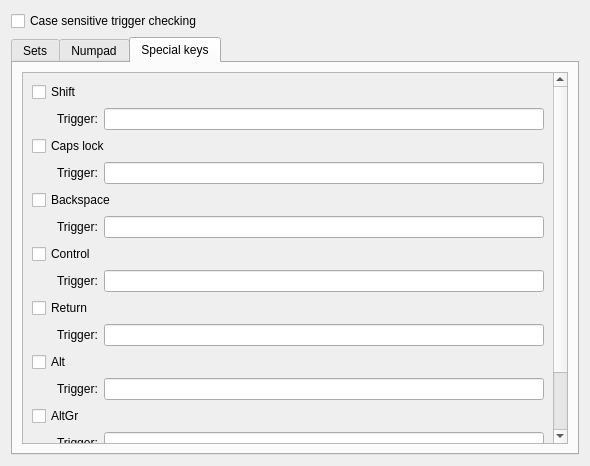
Above: plugins/Commands/Keyboard/keyboardconfigurationdlg.ui from KDE/simon before the change. Below: the same form after it.
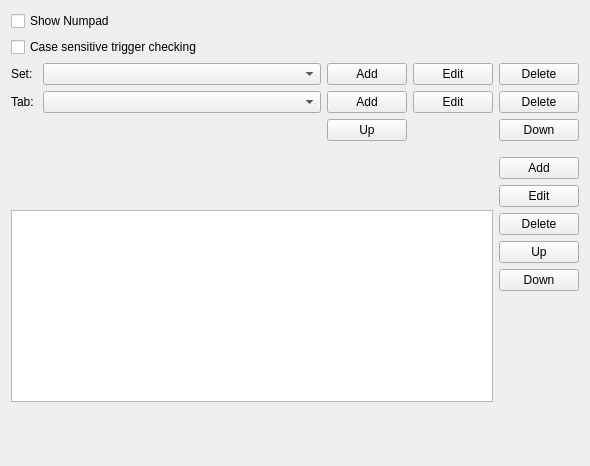
That is the form after the change. The open tabs and pages were chosen to show the change. Custom widgets are drawn as their Qt base class.

Commit message: Porting keyboard to voice command interface

Diff of the .ui file:
```diff
--- a/plugins/Commands/Keyboard/keyboardconfigurationdlg.ui
+++ b/plugins/Commands/Keyboard/keyboardconfigurationdlg.ui
@@ -19,7 +19,20 @@
   <property name="windowTitle">
    <string>Form</string>
   </property>
-  <layout class="QVBoxLayout" name="verticalLayout_5">
+  <layout class="QVBoxLayout" name="verticalLayout_2">
+   <item>
+    <widget class="QCheckBox" name="cbShowNumpad">
+     <property name="sizePolicy">
+      <sizepolicy hsizetype="Expanding" vsizetype="Fixed">
+       <horstretch>0</horstretch>
+       <verstretch>0</verstretch>
+      </sizepolicy>
+     </property>
+     <property name="text">
+      <string>Show Numpad</string>
+     </property>
+    </widget>
+   </item>
    <item>
     <widget class="QCheckBox" name="cbCaseSensitivity">
      <property name="text">
@@ -28,16 +41,6 @@
     </widget>
    </item>
    <item>
-    <widget class="KTabWidget" name="ktabwidget">
-     <property name="currentIndex">
-      <number>0</number>
-     </property>
-     <widget class="QWidget" name="Seite">
-      <attribute name="title">
-       <string>Sets</string>
-      </attribute>
-      <layout class="QVBoxLayout" name="verticalLayout_3">
-       <item>
         <layout class="QGridLayout" name="gridLayout_2">
          <property name="topMargin">
           <number>0</number>
@@ -210,611 +213,12 @@
        </item>
       </layout>
      </widget>
-     <widget class="QWidget" name="Numpad">
-      <attribute name="title">
-       <string>Numpad</string>
-      </attribute>
-      <layout class="QVBoxLayout" name="verticalLayout_4">
-       <item>
-        <widget class="QCheckBox" name="cbShowNumpad">
-         <property name="sizePolicy">
-          <sizepolicy hsizetype="Expanding" vsizetype="Fixed">
-           <horstretch>0</horstretch>
-           <verstretch>0</verstretch>
-          </sizepolicy>
-         </property>
-         <property name="text">
-          <string>Show Numpad</string>
-         </property>
-        </widget>
-       </item>
-       <item>
-        <layout class="QFormLayout" name="formLayout_7">
-         <item row="0" column="0">
-          <widget class="QLabel" name="label_9">
-           <property name="enabled">
-            <bool>true</bool>
-           </property>
-           <property name="text">
-            <string>Number backspace trigger:</string>
-           </property>
-          </widget>
-         </item>
-         <item row="0" column="1">
-          <widget class="KLineEdit" name="leNumberBackspaceTrigger">
-           <property name="enabled">
-            <bool>true</bool>
-           </property>
-          </widget>
-         </item>
-        </layout>
-       </item>
-       <item>
-        <widget class="QCheckBox" name="cbEnableNumberBasedSelection">
-         <property name="text">
-          <string>Enable number based key selection</string>
-         </property>
-        </widget>
-       </item>
-       <item>
-        <layout class="QHBoxLayout" name="horizontalLayout_2">
-         <item>
-          <spacer name="horizontalSpacer">
-           <property name="orientation">
-            <enum>Qt::Horizontal</enum>
-           </property>
-           <property name="sizeType">
-            <enum>QSizePolicy::Fixed</enum>
-           </property>
-           <property name="sizeHint" stdset="0">
-            <size>
-             <width>25</width>
-             <height>20</height>
-            </size>
-           </property>
-          </spacer>
-         </item>
-         <item>
-          <layout class="QFormLayout" name="formLayout">
-           <item row="0" column="0">
-            <widget class="QLabel" name="label">
-             <property name="enabled">
-              <bool>true</bool>
-             </property>
-             <property name="text">
-              <string>Trigger:</string>
-             </property>
-            </widget>
-           </item>
-           <item row="0" column="1">
-            <widget class="KLineEdit" name="leNumberBasedSelectionTrigger">
-             <property name="enabled">
-              <bool>true</bool>
-             </property>
-            </widget>
-           </item>
-          </layout>
-         </item>
-        </layout>
-       </item>
-       <item>
-        <widget class="QCheckBox" name="cbEnableNumberWriteOut">
-         <property name="text">
-          <string>Enable number write out</string>
-         </property>
-        </widget>
-       </item>
-       <item>
-        <layout class="QHBoxLayout" name="horizontalLayout_7">
-         <item>
-          <spacer name="horizontalSpacer_6">
-           <property name="orientation">
-            <enum>Qt::Horizontal</enum>
-           </property>
-           <property name="sizeType">
-            <enum>QSizePolicy::Fixed</enum>
-           </property>
-           <property name="sizeHint" stdset="0">
-            <size>
-             <width>25</width>
-             <height>20</height>
-            </size>
-           </property>
-          </spacer>
-         </item>
-         <item>
-          <layout class="QFormLayout" name="formLayout_6">
-           <item row="0" column="0">
-            <widget class="QLabel" name="label_8">
-             <property name="enabled">
-              <bool>true</bool>
-             </property>
-             <property name="text">
-              <string>Trigger:</string>
-             </property>
-            </widget>
-           </item>
-           <item row="0" column="1">
-            <widget class="KLineEdit" name="leNumberWriteOutTrigger">
-             <property name="enabled">
-              <bool>true</bool>
-             </property>
-            </widget>
-           </item>
-          </layout>
-         </item>
-        </layout>
-       </item>
-       <item>
-        <spacer name="verticalSpacer">
-         <property name="orientation">
-          <enum>Qt::Vertical</enum>
-         </property>
-         <property name="sizeHint" stdset="0">
-          <size>
-           <width>20</width>
-           <height>208</height>
-          </size>
-         </property>
-        </spacer>
-       </item>
-      </layout>
-     </widget>
-     <widget class="QWidget" name="Seite_2">
-      <attribute name="title">
-       <string>Special keys</string>
-      </attribute>
-      <layout class="QVBoxLayout" name="verticalLayout_2">
-       <item>
-        <widget class="QScrollArea" name="scrollArea">
-         <property name="widgetResizable">
-          <bool>true</bool>
-         </property>
-         <widget class="QWidget" name="scrollAreaWidgetContents">
-          <property name="geometry">
-           <rect>
-            <x>0</x>
-            <y>0</y>
-            <width>542</width>
-            <height>484</height>
-           </rect>
-          </property>
-          <layout class="QVBoxLayout" name="verticalLayout_6">
-           <item>
-            <widget class="QCheckBox" name="cbShift">
-             <property name="text">
-              <string>Shift</string>
-             </property>
-             <property name="checked">
-              <bool>false</bool>
-             </property>
-            </widget>
-           </item>
-           <item>
-            <layout class="QHBoxLayout" name="horizontalLayout_3">
-             <item>
-              <spacer name="horizontalSpacer_2">
-               <property name="orientation">
-                <enum>Qt::Horizontal</enum>
-               </property>
-               <property name="sizeType">
-                <enum>QSizePolicy::Fixed</enum>
-               </property>
-               <property name="sizeHint" stdset="0">
-                <size>
-                 <width>25</width>
-                 <height>20</height>
-                </size>
-               </property>
-              </spacer>
-             </item>
-             <item>
-              <layout class="QFormLayout" name="formLayout_2">
-               <item row="0" column="0">
-                <widget class="QLabel" name="label_4">
-                 <property name="enabled">
-                  <bool>true</bool>
-                 </property>
-                 <property name="text">
-                  <string>Trigger:</string>
-                 </property>
-                </widget>
-               </item>
-               <item row="0" column="1">
-                <widget class="KLineEdit" name="leShiftTrigger">
-                 <property name="enabled">
-                  <bool>true</bool>
-                 </property>
-                </widget>
-               </item>
-              </layout>
-             </item>
-            </layout>
-           </item>
-           <item>
-            <widget class="QCheckBox" name="cbCapsLock">
-             <property name="text">
-              <string>Caps lock</string>
-             </property>
-             <property name="checked">
-              <bool>false</bool>
-             </property>
-            </widget>
-           </item>
-           <item>
-            <layout class="QHBoxLayout" name="horizontalLayout_4">
-             <item>
-              <spacer name="horizontalSpacer_3">
-               <property name="orientation">
-                <enum>Qt::Horizontal</enum>
-               </property>
-               <property name="sizeType">
-                <enum>QSizePolicy::Fixed</enum>
-               </property>
-               <property name="sizeHint" stdset="0">
-                <size>
-                 <width>25</width>
-                 <height>20</height>
-                </size>
-               </property>
-              </spacer>
-             </item>
-             <item>
-              <layout class="QFormLayout" name="formLayout_3">
-               <item row="0" column="0">
-                <widget class="QLabel" name="label_5">
-                 <property name="enabled">
-                  <bool>true</bool>
-                 </property>
-                 <property name="text">
-                  <string>Trigger:</string>
-                 </property>
-                </widget>
-               </item>
-               <item row="0" column="1">
-                <widget class="KLineEdit" name="leCapsLockTrigger">
-                 <property name="enabled">
-                  <bool>true</bool>
-                 </property>
-                </widget>
-               </item>
-              </layout>
-             </item>
-            </layout>
-           </item>
-           <item>
-            <widget class="QCheckBox" name="cbBackspace">
-             <property name="text">
-              <string>Backspace</string>
-             </property>
-             <property name="checked">
-              <bool>false</bool>
-             </property>
-            </widget>
-           </item>
-           <item>
-            <layout class="QHBoxLayout" name="horizontalLayout_5">
-             <item>
-              <spacer name="horizontalSpacer_4">
-               <property name="orientation">
-                <enum>Qt::Horizontal</enum>
-               </property>
-               <property name="sizeType">
-                <enum>QSizePolicy::Fixed</enum>
-               </property>
-               <property name="sizeHint" stdset="0">
-                <size>
-                 <width>25</width>
-                 <height>20</height>
-                </size>
-               </property>
-              </spacer>
-             </item>
-             <item>
-              <layout class="QFormLayout" name="formLayout_4">
-               <item row="0" column="0">
-                <widget class="QLabel" name="label_6">
-                 <property name="enabled">
-                  <bool>true</bool>
-                 </property>
-                 <property name="text">
-                  <string>Trigger:</string>
-                 </property>
-                </widget>
-               </item>
-               <item row="0" column="1">
-                <widget class="KLineEdit" name="leBackspaceTrigger">
-                 <property name="enabled">
-                  <bool>true</bool>
-                 </property>
-                </widget>
-               </item>
-              </layout>
-             </item>
-            </layout>
-           </item>
-           <item>
-            <widget class="QCheckBox" name="cbControl">
-             <property name="text">
-              <string>Control</string>
-             </property>
-             <property name="checked">
-              <bool>false</bool>
-             </property>
-            </widget>
-           </item>
-           <item>
-            <layout class="QHBoxLayout" name="horizontalLayout_6">
-             <item>
-              <spacer name="horizontalSpacer_5">
-               <property name="orientation">
-                <enum>Qt::Horizontal</enum>
-               </property>
-               <property name="sizeType">
-                <enum>QSizePolicy::Fixed</enum>
-               </property>
-               <property name="sizeHint" stdset="0">
-                <size>
-                 <width>25</width>
-                 <height>20</height>
-                </size>
-               </property>
-              </spacer>
-             </item>
-             <item>
-              <layout class="QFormLayout" name="formLayout_5">
-               <item row="0" column="0">
-                <widget class="QLabel" name="label_7">
-                 <property name="enabled">
-                  <bool>true</bool>
-                 </property>
-                 <property name="text">
-                  <string>Trigger:</string>
-                 </property>
-                </widget>
-               </item>
-               <item row="0" column="1">
-                <widget class="KLineEdit" name="leControlTrigger">
-                 <property name="enabled">
-                  <bool>true</bool>
-                 </property>
-                </widget>
-               </item>
-              </layout>
-             </item>
-            </layout>
-           </item>
-           <item>
-            <widget class="QCheckBox" name="cbReturn">
-             <property name="text">
-              <string>Return</string>
-             </property>
-             <property name="checked">
-              <bool>false</bool>
-             </property>
-            </widget>
-           </item>
-           <item>
-            <layout class="QHBoxLayout" name="horizontalLayout_8">
-             <item>
-              <spacer name="horizontalSpacer_7">
-               <property name="orientation">
-                <enum>Qt::Horizontal</enum>
-               </property>
-               <property name="sizeType">
-                <enum>QSizePolicy::Fixed</enum>
-               </property>
-               <property name="sizeHint" stdset="0">
-                <size>
-                 <width>25</width>
-                 <height>20</height>
-                </size>
-               </property>
-              </spacer>
-             </item>
-             <item>
-              <layout class="QFormLayout" name="formLayout_8">
-               <item row="0" column="0">
-                <widget class="QLabel" name="label_10">
-                 <property name="enabled">
-                  <bool>true</bool>
-                 </property>
-                 <property name="text">
-                  <string>Trigger:</string>
-                 </property>
-                </widget>
-               </item>
-               <item row="0" column="1">
-                <widget class="KLineEdit" name="leReturnTrigger">
-                 <property name="enabled">
-                  <bool>true</bool>
-                 </property>
-                </widget>
-               </item>
-              </layout>
-             </item>
-            </layout>
-           </item>
-           <item>
-            <widget class="QCheckBox" name="cbAlt">
-             <property name="text">
-              <string>Alt</string>
-             </property>
-             <property name="checked">
-              <bool>false</bool>
-             </property>
-            </widget>
-           </item>
-           <item>
-            <layout class="QHBoxLayout" name="horizontalLayout_9">
-             <item>
-              <spacer name="horizontalSpacer_8">
-               <property name="orientation">
-                <enum>Qt::Horizontal</enum>
-               </property>
-               <property name="sizeType">
-                <enum>QSizePolicy::Fixed</enum>
-               </property>
-               <property name="sizeHint" stdset="0">
-                <size>
-                 <width>25</width>
-                 <height>20</height>
-                </size>
-               </property>
-              </spacer>
-             </item>
-             <item>
-              <layout class="QFormLayout" name="formLayout_9">
-               <item row="0" column="0">
-                <widget class="QLabel" name="label_11">
-                 <property name="enabled">
-                  <bool>true</bool>
-                 </property>
-                 <property name="text">
-                  <string>Trigger:</string>
-                 </property>
-                </widget>
-               </item>
-               <item row="0" column="1">
-                <widget class="KLineEdit" name="leAltTrigger">
-                 <property name="enabled">
-                  <bool>true</bool>
-                 </property>
-                </widget>
-               </item>
-              </layout>
-             </item>
-            </layout>
-           </item>
-           <item>
-            <widget class="QCheckBox" name="cbAltGr">
-             <property name="text">
-              <string>AltGr</string>
-             </property>
-             <property name="checked">
-              <bool>false</bool>
-             </property>
-            </widget>
-           </item>
-           <item>
-            <layout class="QHBoxLayout" name="horizontalLayout_10">
-             <item>
-              <spacer name="horizontalSpacer_9">
-               <property name="orientation">
-                <enum>Qt::Horizontal</enum>
-               </property>
-               <property name="sizeType">
-                <enum>QSizePolicy::Fixed</enum>
-               </property>
-               <property name="sizeHint" stdset="0">
-                <size>
-                 <width>25</width>
-                 <height>20</height>
-                </size>
-               </property>
-              </spacer>
-             </item>
-             <item>
-              <layout class="QFormLayout" name="formLayout_10">
-               <item row="0" column="0">
-                <widget class="QLabel" name="label_12">
-                 <property name="enabled">
-                  <bool>true</bool>
-                 </property>
-                 <property name="text">
-                  <string>Trigger:</string>
-                 </property>
-                </widget>
-               </item>
-               <item row="0" column="1">
-                <widget class="KLineEdit" name="leAltGrTrigger">
-                 <property name="enabled">
-                  <bool>true</bool>
-                 </property>
-                </widget>
-               </item>
-              </layout>
-             </item>
-            </layout>
-           </item>
-           <item>
-            <widget class="QCheckBox" name="cbSuper">
-             <property name="text">
-              <string>Super</string>
-             </property>
-             <property name="checked">
-              <bool>false</bool>
-             </property>
-            </widget>
-           </item>
-           <item>
-            <layout class="QHBoxLayout" name="horizontalLayout_11">
-             <item>
-              <spacer name="horizontalSpacer_10">
-               <property name="orientation">
-                <enum>Qt::Horizontal</enum>
-               </property>
-               <property name="sizeType">
-                <enum>QSizePolicy::Fixed</enum>
-               </property>
-               <property name="sizeHint" stdset="0">
-                <size>
-                 <width>25</width>
-                 <height>20</height>
-                </size>
-               </property>
-              </spacer>
-             </item>
-             <item>
-              <layout class="QFormLayout" name="formLayout_11">
-               <item row="0" column="0">
-                <widget class="QLabel" name="label_13">
-                 <property name="enabled">
-                  <bool>true</bool>
-                 </property>
-                 <property name="text">
-                  <string>Trigger:</string>
-                 </property>
-                </widget>
-               </item>
-               <item row="0" column="1">
-                <widget class="KLineEdit" name="leSuperTrigger">
-                 <property name="enabled">
-                  <bool>true</bool>
-                 </property>
-                </widget>
-               </item>
-              </layout>
-             </item>
-            </layout>
-           </item>
-          </layout>
-         </widget>
-        </widget>
-       </item>
-      </layout>
-     </widget>
-    </widget>
-   </item>
-  </layout>
- </widget>
  <customwidgets>
   <customwidget>
    <class>KPushButton</class>
    <extends>QPushButton</extends>
    <header>kpushbutton.h</header>
   </customwidget>
-  <customwidget>
-   <class>KLineEdit</class>
-   <extends>QLineEdit</extends>
-   <header>klineedit.h</header>
-  </customwidget>
-  <customwidget>
-   <class>KTabWidget</class>
-   <extends>QTabWidget</extends>
-   <header>ktabwidget.h</header>
-   <container>1</container>
-  </customwidget>
  </customwidgets>
  <tabstops>
   <tabstop>cbSets</tabstop>
```
Lines whose indentation alone changed are shown as unchanged. The commit also changes 4 other files.
